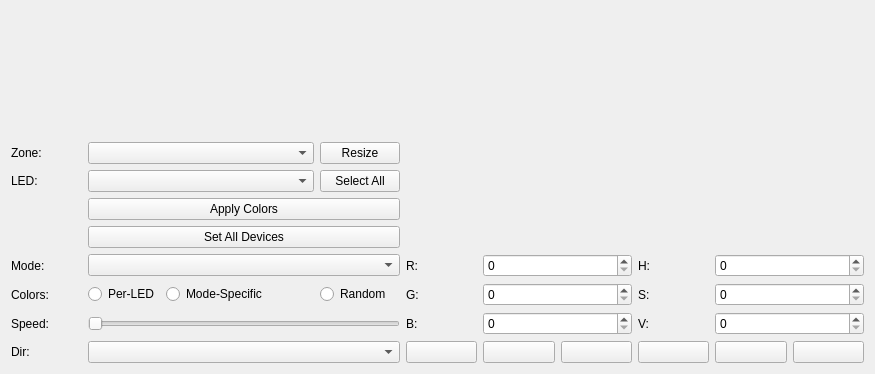
First picture: the form in qt/OpenRGBDevicePage.ui, repository CalcProgrammer1/OpenRGB, before the edit.
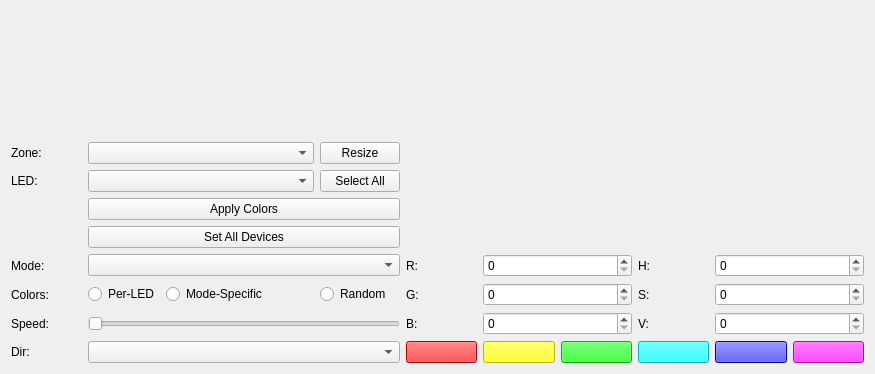
Second picture: the form after the edit. Custom widgets are drawn as their Qt base class.

Commit message: Fix the remaining issues with dark theme (Label offsets, Quick colors, Borders, QDialogs, and any others I may be forgetting)

```diff
--- a/qt/OpenRGBDevicePage.ui
+++ b/qt/OpenRGBDevicePage.ui
@@ -16,6 +16,9 @@
   <layout class="QGridLayout" name="gridLayout">
    <item row="12" column="8">
     <widget class="QPushButton" name="ButtonCyan">
+     <property name="styleSheet">
+      <string notr="true">background-color: #00ffff</string>
+     </property>
      <property name="text">
       <string/>
      </property>
@@ -43,6 +46,9 @@
    </item>
    <item row="12" column="9">
     <widget class="QPushButton" name="ButtonBlue">
+     <property name="styleSheet">
+      <string notr="true">background-color: #0000ff</string>
+     </property>
      <property name="text">
       <string/>
      </property>
@@ -64,6 +70,9 @@
    </item>
    <item row="12" column="6">
     <widget class="QPushButton" name="ButtonYellow">
+     <property name="styleSheet">
+      <string notr="true">background-color: #ffff00</string>
+     </property>
      <property name="text">
       <string/>
      </property>
@@ -122,6 +131,9 @@
    </item>
    <item row="12" column="5">
     <widget class="QPushButton" name="ButtonRed">
+     <property name="styleSheet">
+      <string notr="true">background-color: #ff0000</string>
+     </property>
      <property name="text">
       <string/>
      </property>
@@ -164,6 +176,9 @@
    </item>
    <item row="12" column="10">
     <widget class="QPushButton" name="ButtonMagenta">
+     <property name="styleSheet">
+      <string notr="true">background-color: #ff00ff</string>
+     </property>
      <property name="text">
       <string/>
      </property>
@@ -220,6 +235,9 @@
    </item>
    <item row="12" column="7">
     <widget class="QPushButton" name="ButtonGreen">
+     <property name="styleSheet">
+      <string notr="true">background-color: #00ff00</string>
+     </property>
      <property name="text">
       <string/>
      </property>
```
The commit also changes 5 other files.
